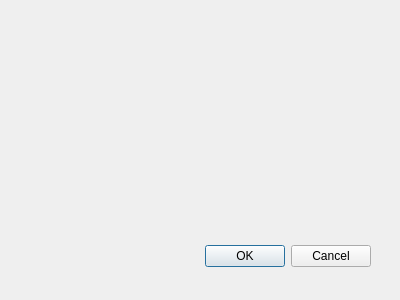
First picture: the form in ceres_dialog_base.ui, repository michaelthierry/Ceres_Linux, before the edit.
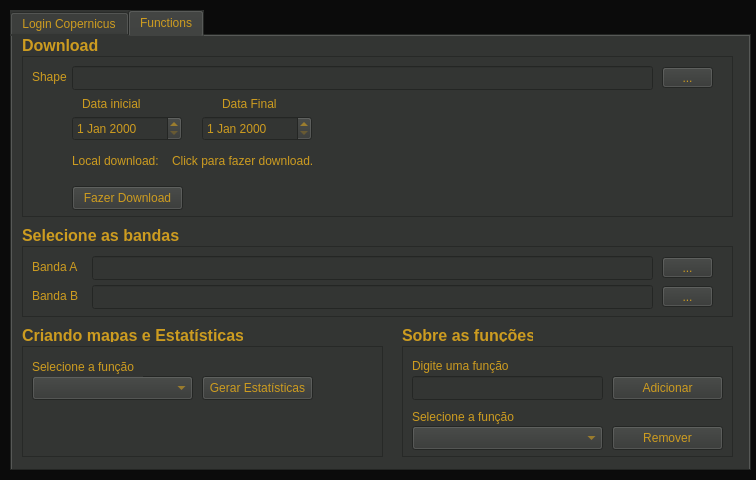
Second picture: the form after the edit. Custom widgets are drawn as their Qt base class.

Commit message: feat: add widgets in to GUI

```diff
--- a/ceres_dialog_base.ui
+++ b/ceres_dialog_base.ui
@@ -1,34 +1,650 @@
 <ui version="4.0" >
  <class>CeresDialogBase</class>
- <widget class="QDialog" name="CeresDialogBase" >
-  <property name="geometry" >
+ <widget class="QDialog" name="CeresDialogBase">
+  <property name="geometry">
    <rect>
     <x>0</x>
     <y>0</y>
-    <width>400</width>
-    <height>300</height>
+    <width>756</width>
+    <height>480</height>
    </rect>
   </property>
   <property name="windowTitle" >
    <string>Ceres</string>
   </property>
-  <widget class="QDialogButtonBox" name="button_box" >
-   <property name="geometry" >
+  <property name="styleSheet">
+   <string notr="true">background-color: rgb(11, 11, 11);</string>
+  </property>
+  <widget class="QTabWidget" name="tabWidget">
+   <property name="geometry">
     <rect>
-     <x>30</x>
-     <y>240</y>
-     <width>341</width>
-     <height>32</height>
+     <x>10</x>
+     <y>10</y>
+     <width>741</width>
+     <height>461</height>
     </rect>
    </property>
-   <property name="orientation" >
-    <enum>Qt::Horizontal</enum>
+   <property name="styleSheet">
+    <string notr="true">background-color: rgb(51, 53, 51);
+color: rgb(205, 156, 32);</string>
    </property>
-   <property name="standardButtons" >
-    <set>QDialogButtonBox::Cancel|QDialogButtonBox::Ok</set>
+   <property name="tabShape">
+    <enum>QTabWidget::Rounded</enum>
    </property>
+   <property name="currentIndex">
+    <number>1</number>
+   </property>
+   <widget class="QWidget" name="tab">
+    <attribute name="title">
+     <string>Login Copernicus</string>
+    </attribute>
+    <widget class="QDialogButtonBox" name="button_box">
+     <property name="geometry">
+      <rect>
+       <x>380</x>
+       <y>390</y>
+       <width>341</width>
+       <height>32</height>
+      </rect>
+     </property>
+     <property name="orientation">
+      <enum>Qt::Horizontal</enum>
+     </property>
+     <property name="standardButtons">
+      <set>QDialogButtonBox::Cancel|QDialogButtonBox::Ok</set>
+     </property>
+    </widget>
+    <widget class="QLabel" name="label_4">
+     <property name="geometry">
+      <rect>
+       <x>310</x>
+       <y>10</y>
+       <width>141</width>
+       <height>71</height>
+      </rect>
+     </property>
+     <property name="styleSheet">
+      <string notr="true">color: rgb(205, 156, 32);</string>
+     </property>
+     <property name="text">
+      <string>&lt;html&gt;&lt;head/&gt;&lt;body&gt;&lt;p&gt;&lt;span style=&quot; font-size:26pt; font-weight:600;&quot;&gt;Ceres&lt;/span&gt;&lt;/p&gt;&lt;/body&gt;&lt;/html&gt;</string>
+     </property>
+     <property name="alignment">
+      <set>Qt::AlignCenter</set>
+     </property>
+    </widget>
+    <widget class="QFrame" name="frame">
+     <property name="geometry">
+      <rect>
+       <x>90</x>
+       <y>90</y>
+       <width>561</width>
+       <height>291</height>
+      </rect>
+     </property>
+     <property name="styleSheet">
+      <string notr="true">background-color: rgb(242, 236, 221);</string>
+     </property>
+     <property name="frameShape">
+      <enum>QFrame::StyledPanel</enum>
+     </property>
+     <property name="frameShadow">
+      <enum>QFrame::Raised</enum>
+     </property>
+     <widget class="QLabel" name="label">
+      <property name="geometry">
+       <rect>
+        <x>70</x>
+        <y>0</y>
+        <width>461</width>
+        <height>91</height>
+       </rect>
+      </property>
+      <property name="text">
+       <string>&lt;html&gt;&lt;head/&gt;&lt;body&gt;&lt;p&gt;&lt;span style=&quot; font-size:20pt; font-weight:600;&quot;&gt;Login no Copernicus&lt;/span&gt;&lt;/p&gt;&lt;/body&gt;&lt;/html&gt;</string>
+      </property>
+      <property name="alignment">
+       <set>Qt::AlignCenter</set>
+      </property>
+      <property name="wordWrap">
+       <bool>false</bool>
+      </property>
+     </widget>
+     <widget class="QLabel" name="label_2">
+      <property name="geometry">
+       <rect>
+        <x>70</x>
+        <y>90</y>
+        <width>71</width>
+        <height>31</height>
+       </rect>
+      </property>
+      <property name="text">
+       <string>&lt;html&gt;&lt;head/&gt;&lt;body&gt;&lt;p&gt;&lt;span style=&quot; font-size:14pt; font-weight:600;&quot;&gt;Usuário&lt;/span&gt;&lt;/p&gt;&lt;/body&gt;&lt;/html&gt;</string>
+      </property>
+     </widget>
+     <widget class="QLabel" name="label_3">
+      <property name="geometry">
+       <rect>
+        <x>70</x>
+        <y>150</y>
+        <width>61</width>
+        <height>31</height>
+       </rect>
+      </property>
+      <property name="text">
+       <string>&lt;html&gt;&lt;head/&gt;&lt;body&gt;&lt;p&gt;&lt;span style=&quot; font-size:14pt; font-weight:600;&quot;&gt;Senha&lt;/span&gt;&lt;/p&gt;&lt;/body&gt;&lt;/html&gt;</string>
+      </property>
+     </widget>
+     <widget class="QTextEdit" name="textEdit">
+      <property name="geometry">
+       <rect>
+        <x>160</x>
+        <y>90</y>
+        <width>301</width>
+        <height>31</height>
+       </rect>
+      </property>
+      <property name="styleSheet">
+       <string notr="true">background-color: rgb(245, 203, 92);</string>
+      </property>
+     </widget>
+     <widget class="QgsPasswordLineEdit" name="mLineEdit">
+      <property name="geometry">
+       <rect>
+        <x>160</x>
+        <y>146</y>
+        <width>301</width>
+        <height>31</height>
+       </rect>
+      </property>
+      <property name="styleSheet">
+       <string notr="true">background-color: rgb(245, 203, 92);</string>
+      </property>
+     </widget>
+     <widget class="QPushButton" name="pushButton">
+      <property name="geometry">
+       <rect>
+        <x>240</x>
+        <y>240</y>
+        <width>121</width>
+        <height>31</height>
+       </rect>
+      </property>
+      <property name="styleSheet">
+       <string notr="true">background-color: rgb(205, 156, 32);
+color: rgb(69, 69, 69);</string>
+      </property>
+      <property name="text">
+       <string>Login</string>
+      </property>
+     </widget>
+     <widget class="QCheckBox" name="checkBox">
+      <property name="geometry">
+       <rect>
+        <x>160</x>
+        <y>191</y>
+        <width>101</width>
+        <height>31</height>
+       </rect>
+      </property>
+      <property name="text">
+       <string>Lembre-me</string>
+      </property>
+     </widget>
+    </widget>
+    <widget class="QCommandLinkButton" name="commandLinkButton">
+     <property name="geometry">
+      <rect>
+       <x>300</x>
+       <y>380</y>
+       <width>171</width>
+       <height>41</height>
+      </rect>
+     </property>
+     <property name="text">
+      <string>cadastrar no copernicus</string>
+     </property>
+     <property name="description">
+      <string/>
+     </property>
+    </widget>
+    <zorder>frame</zorder>
+    <zorder>button_box</zorder>
+    <zorder>label_4</zorder>
+    <zorder>commandLinkButton</zorder>
+   </widget>
+   <widget class="QWidget" name="tab_2">
+    <attribute name="title">
+     <string>Functions</string>
+    </attribute>
+    <widget class="QLabel" name="label_5">
+     <property name="geometry">
+      <rect>
+       <x>10</x>
+       <y>0</y>
+       <width>81</width>
+       <height>16</height>
+      </rect>
+     </property>
+     <property name="text">
+      <string>&lt;html&gt;&lt;head/&gt;&lt;body&gt;&lt;p&gt;&lt;span style=&quot; font-size:12pt; font-weight:600;&quot;&gt;Download&lt;/span&gt;&lt;/p&gt;&lt;/body&gt;&lt;/html&gt;</string>
+     </property>
+    </widget>
+    <widget class="QFrame" name="frame_2">
+     <property name="geometry">
+      <rect>
+       <x>10</x>
+       <y>20</y>
+       <width>711</width>
+       <height>161</height>
+      </rect>
+     </property>
+     <property name="frameShape">
+      <enum>QFrame::StyledPanel</enum>
+     </property>
+     <property name="frameShadow">
+      <enum>QFrame::Raised</enum>
+     </property>
+     <widget class="QLabel" name="label_6">
+      <property name="geometry">
+       <rect>
+        <x>10</x>
+        <y>10</y>
+        <width>58</width>
+        <height>21</height>
+       </rect>
+      </property>
+      <property name="text">
+       <string>Shape</string>
+      </property>
+     </widget>
+     <widget class="QDateEdit" name="dateEdit">
+      <property name="geometry">
+       <rect>
+        <x>50</x>
+        <y>60</y>
+        <width>110</width>
+        <height>25</height>
+       </rect>
+      </property>
+     </widget>
+     <widget class="QDateEdit" name="dateEdit_2">
+      <property name="geometry">
+       <rect>
+        <x>180</x>
+        <y>60</y>
+        <width>110</width>
+        <height>25</height>
+       </rect>
+      </property>
+     </widget>
+     <widget class="QToolButton" name="toolButton">
+      <property name="geometry">
+       <rect>
+        <x>640</x>
+        <y>11</y>
+        <width>51</width>
+        <height>21</height>
+       </rect>
+      </property>
+      <property name="text">
+       <string>...</string>
+      </property>
+     </widget>
+     <widget class="QPushButton" name="pushButton_2">
+      <property name="geometry">
+       <rect>
+        <x>50</x>
+        <y>130</y>
+        <width>111</width>
+        <height>24</height>
+       </rect>
+      </property>
+      <property name="text">
+       <string>Fazer Download</string>
+      </property>
+     </widget>
+     <widget class="QLabel" name="label_7">
+      <property name="geometry">
+       <rect>
+        <x>50</x>
+        <y>90</y>
+        <width>101</width>
+        <height>31</height>
+       </rect>
+      </property>
+      <property name="text">
+       <string>&lt;html&gt;&lt;head/&gt;&lt;body&gt;&lt;p&gt;Local download:&lt;/p&gt;&lt;/body&gt;&lt;/html&gt;</string>
+      </property>
+     </widget>
+     <widget class="QLabel" name="label_8">
+      <property name="geometry">
+       <rect>
+        <x>150</x>
+        <y>90</y>
+        <width>531</width>
+        <height>31</height>
+       </rect>
+      </property>
+      <property name="text">
+       <string>&lt;html&gt;&lt;head/&gt;&lt;body&gt;&lt;p&gt;Click para fazer download.&lt;/p&gt;&lt;/body&gt;&lt;/html&gt;</string>
+      </property>
+     </widget>
+     <widget class="QLineEdit" name="lineEdit">
+      <property name="geometry">
+       <rect>
+        <x>50</x>
+        <y>10</y>
+        <width>581</width>
+        <height>24</height>
+       </rect>
+      </property>
+     </widget>
+     <widget class="QLabel" name="label_9">
+      <property name="geometry">
+       <rect>
+        <x>60</x>
+        <y>40</y>
+        <width>71</width>
+        <height>16</height>
+       </rect>
+      </property>
+      <property name="text">
+       <string>Data inicial</string>
+      </property>
+     </widget>
+     <widget class="QLabel" name="label_10">
+      <property name="geometry">
+       <rect>
+        <x>200</x>
+        <y>40</y>
+        <width>71</width>
+        <height>16</height>
+       </rect>
+      </property>
+      <property name="text">
+       <string>&lt;html&gt;&lt;head/&gt;&lt;body&gt;&lt;p&gt;Data Final&lt;/p&gt;&lt;/body&gt;&lt;/html&gt;</string>
+      </property>
+     </widget>
+    </widget>
+    <widget class="QLabel" name="label_11">
+     <property name="geometry">
+      <rect>
+       <x>10</x>
+       <y>190</y>
+       <width>161</width>
+       <height>16</height>
+      </rect>
+     </property>
+     <property name="text">
+      <string>&lt;html&gt;&lt;head/&gt;&lt;body&gt;&lt;p&gt;&lt;span style=&quot; font-size:12pt; font-weight:600;&quot;&gt;Selecione as bandas&lt;/span&gt;&lt;/p&gt;&lt;/body&gt;&lt;/html&gt;</string>
+     </property>
+    </widget>
+    <widget class="QFrame" name="frame_3">
+     <property name="geometry">
+      <rect>
+       <x>10</x>
+       <y>210</y>
+       <width>711</width>
+       <height>71</height>
+      </rect>
+     </property>
+     <property name="frameShape">
+      <enum>QFrame::StyledPanel</enum>
+     </property>
+     <property name="frameShadow">
+      <enum>QFrame::Raised</enum>
+     </property>
+     <widget class="QToolButton" name="toolButton_2">
+      <property name="geometry">
+       <rect>
+        <x>640</x>
+        <y>11</y>
+        <width>51</width>
+        <height>21</height>
+       </rect>
+      </property>
+      <property name="text">
+       <string>...</string>
+      </property>
+     </widget>
+     <widget class="QLabel" name="label_12">
+      <property name="geometry">
+       <rect>
+        <x>10</x>
+        <y>10</y>
+        <width>58</width>
+        <height>21</height>
+       </rect>
+      </property>
+      <property name="text">
+       <string>Banda A</string>
+      </property>
+     </widget>
+     <widget class="QLineEdit" name="lineEdit_2">
+      <property name="geometry">
+       <rect>
+        <x>70</x>
+        <y>10</y>
+        <width>561</width>
+        <height>24</height>
+       </rect>
+      </property>
+     </widget>
+     <widget class="QToolButton" name="toolButton_3">
+      <property name="geometry">
+       <rect>
+        <x>640</x>
+        <y>40</y>
+        <width>51</width>
+        <height>21</height>
+       </rect>
+      </property>
+      <property name="text">
+       <string>...</string>
+      </property>
+     </widget>
+     <widget class="QLabel" name="label_13">
+      <property name="geometry">
+       <rect>
+        <x>10</x>
+        <y>39</y>
+        <width>58</width>
+        <height>21</height>
+       </rect>
+      </property>
+      <property name="text">
+       <string>Banda B</string>
+      </property>
+     </widget>
+     <widget class="QLineEdit" name="lineEdit_3">
+      <property name="geometry">
+       <rect>
+        <x>70</x>
+        <y>39</y>
+        <width>561</width>
+        <height>24</height>
+       </rect>
+      </property>
+     </widget>
+    </widget>
+    <widget class="QLabel" name="label_14">
+     <property name="geometry">
+      <rect>
+       <x>10</x>
+       <y>290</y>
+       <width>221</width>
+       <height>16</height>
+      </rect>
+     </property>
+     <property name="text">
+      <string>&lt;html&gt;&lt;head/&gt;&lt;body&gt;&lt;p&gt;&lt;span style=&quot; font-size:12pt; font-weight:600;&quot;&gt;Criando mapas e Estatísticas&lt;/span&gt;&lt;/p&gt;&lt;/body&gt;&lt;/html&gt;</string>
+     </property>
+    </widget>
+    <widget class="QFrame" name="frame_4">
+     <property name="geometry">
+      <rect>
+       <x>10</x>
+       <y>310</y>
+       <width>361</width>
+       <height>111</height>
+      </rect>
+     </property>
+     <property name="frameShape">
+      <enum>QFrame::StyledPanel</enum>
+     </property>
+     <property name="frameShadow">
+      <enum>QFrame::Raised</enum>
+     </property>
+     <widget class="QComboBox" name="comboBox">
+      <property name="geometry">
+       <rect>
+        <x>10</x>
+        <y>30</y>
+        <width>161</width>
+        <height>24</height>
+       </rect>
+      </property>
+     </widget>
+     <widget class="QLabel" name="label_16">
+      <property name="geometry">
+       <rect>
+        <x>10</x>
+        <y>10</y>
+        <width>111</width>
+        <height>21</height>
+       </rect>
+      </property>
+      <property name="text">
+       <string>Selecione a função</string>
+      </property>
+     </widget>
+     <widget class="QPushButton" name="pushButton_3">
+      <property name="geometry">
+       <rect>
+        <x>180</x>
+        <y>30</y>
+        <width>111</width>
+        <height>24</height>
+       </rect>
+      </property>
+      <property name="text">
+       <string>Gerar Estatísticas</string>
+      </property>
+     </widget>
+    </widget>
+    <widget class="QLabel" name="label_15">
+     <property name="geometry">
+      <rect>
+       <x>390</x>
+       <y>290</y>
+       <width>131</width>
+       <height>16</height>
+      </rect>
+     </property>
+     <property name="text">
+      <string>&lt;html&gt;&lt;head/&gt;&lt;body&gt;&lt;p&gt;&lt;span style=&quot; font-size:12pt; font-weight:600;&quot;&gt;Sobre as funções&lt;/span&gt;&lt;/p&gt;&lt;/body&gt;&lt;/html&gt;</string>
+     </property>
+    </widget>
+    <widget class="QFrame" name="frame_5">
+     <property name="geometry">
+      <rect>
+       <x>390</x>
+       <y>310</y>
+       <width>331</width>
+       <height>111</height>
+      </rect>
+     </property>
+     <property name="frameShape">
+      <enum>QFrame::StyledPanel</enum>
+     </property>
+     <property name="frameShadow">
+      <enum>QFrame::Raised</enum>
+     </property>
+     <widget class="QLineEdit" name="lineEdit_4">
+      <property name="geometry">
+       <rect>
+        <x>10</x>
+        <y>30</y>
+        <width>191</width>
+        <height>24</height>
+       </rect>
+      </property>
+     </widget>
+     <widget class="QPushButton" name="pushButton_4">
+      <property name="geometry">
+       <rect>
+        <x>210</x>
+        <y>30</y>
+        <width>111</width>
+        <height>24</height>
+       </rect>
+      </property>
+      <property name="text">
+       <string>Adicionar</string>
+      </property>
+     </widget>
+     <widget class="QLabel" name="label_17">
+      <property name="geometry">
+       <rect>
+        <x>10</x>
+        <y>60</y>
+        <width>111</width>
+        <height>21</height>
+       </rect>
+      </property>
+      <property name="text">
+       <string>Selecione a função</string>
+      </property>
+     </widget>
+     <widget class="QPushButton" name="pushButton_5">
+      <property name="geometry">
+       <rect>
+        <x>210</x>
+        <y>80</y>
+        <width>111</width>
+        <height>24</height>
+       </rect>
+      </property>
+      <property name="text">
+       <string>Remover</string>
+      </property>
+     </widget>
+     <widget class="QComboBox" name="comboBox_2">
+      <property name="geometry">
+       <rect>
+        <x>10</x>
+        <y>80</y>
+        <width>191</width>
+        <height>24</height>
+       </rect>
+      </property>
+     </widget>
+     <widget class="QLabel" name="label_18">
+      <property name="geometry">
+       <rect>
+        <x>10</x>
+        <y>10</y>
+        <width>111</width>
+        <height>20</height>
+       </rect>
+      </property>
+      <property name="text">
+       <string>Digite uma função</string>
+      </property>
+     </widget>
+    </widget>
+   </widget>
   </widget>
  </widget>
+ <customwidgets>
+  <customwidget>
+   <class>QgsPasswordLineEdit</class>
+   <extends>QLineEdit</extends>
+   <header>qgspasswordlineedit.h</header>
+  </customwidget>
+ </customwidgets>
  <resources/>
  <connections>
   <connection>
```
Left out of the diff: 29 changed lines with no effect on the pictures.
